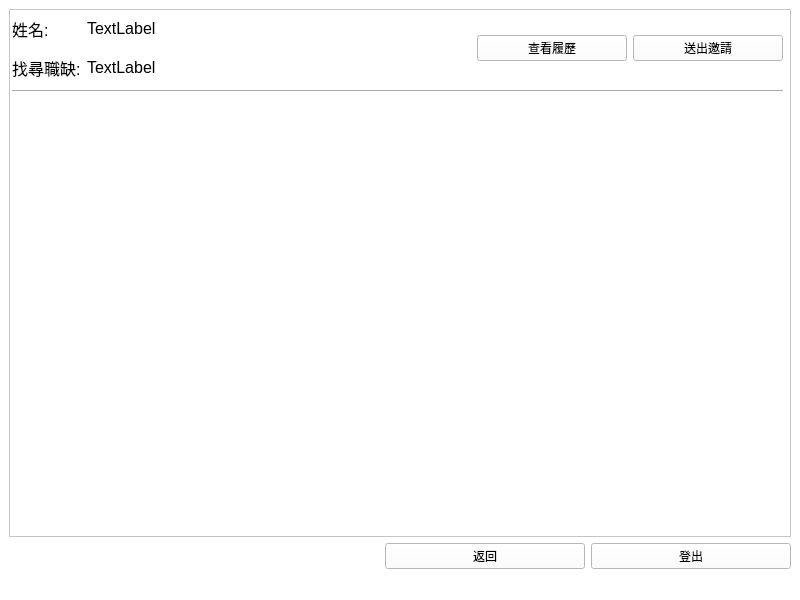
Qt form UI/company_search_interface .ui (smilesmilehero/Advanced_Python_final_project_resume_system) before a commit.
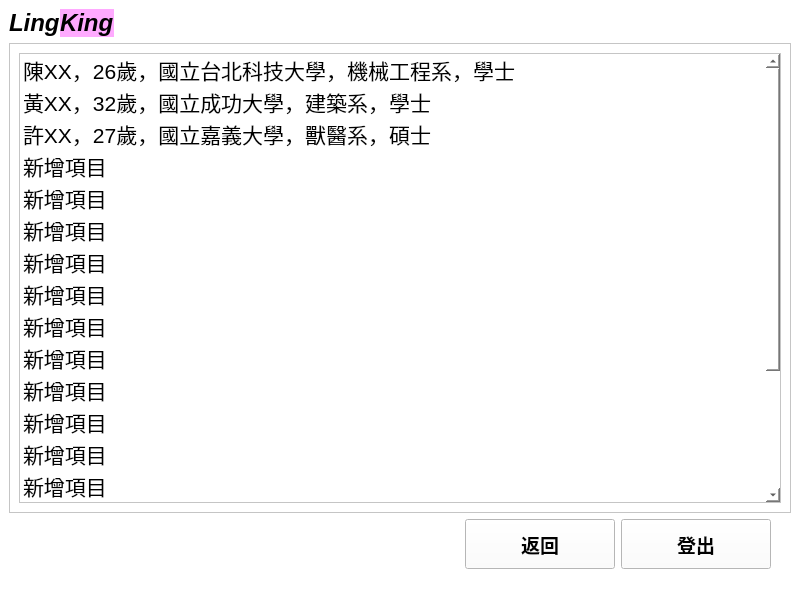
The same form after that commit.

Diff of the .ui file:
```diff
--- a/UI/company_search_interface .ui
+++ b/UI/company_search_interface .ui
@@ -17,8 +17,88 @@
    <string notr="true">background-color: rgb(255, 255, 255);</string>
   </property>
   <widget class="QWidget" name="centralwidget">
+   <layout class="QGridLayout" name="gridLayout_3">
+    <item row="0" column="0">
    <layout class="QGridLayout" name="gridLayout_2">
     <item row="0" column="0">
+       <layout class="QHBoxLayout" name="horizontalLayout_2">
+        <property name="spacing">
+         <number>0</number>
+        </property>
+        <item>
+         <widget class="QLabel" name="label">
+          <property name="enabled">
+           <bool>true</bool>
+          </property>
+          <property name="sizePolicy">
+           <sizepolicy hsizetype="Fixed" vsizetype="Fixed">
+            <horstretch>1</horstretch>
+            <verstretch>0</verstretch>
+           </sizepolicy>
+          </property>
+          <property name="font">
+           <font>
+            <pointsize>18</pointsize>
+            <weight>75</weight>
+            <italic>true</italic>
+            <bold>true</bold>
+            <strikeout>false</strikeout>
+           </font>
+          </property>
+          <property name="text">
+           <string>Ling</string>
+          </property>
+          <property name="textFormat">
+           <enum>Qt::PlainText</enum>
+          </property>
+          <property name="wordWrap">
+           <bool>false</bool>
+          </property>
+         </widget>
+        </item>
+        <item>
+         <widget class="QLabel" name="label_5">
+          <property name="sizePolicy">
+           <sizepolicy hsizetype="Fixed" vsizetype="Fixed">
+            <horstretch>2</horstretch>
+            <verstretch>0</verstretch>
+           </sizepolicy>
+          </property>
+          <property name="font">
+           <font>
+            <pointsize>18</pointsize>
+            <weight>75</weight>
+            <italic>true</italic>
+            <bold>true</bold>
+           </font>
+          </property>
+          <property name="styleSheet">
+           <string notr="true">background-color: rgb(255, 170, 255)</string>
+          </property>
+          <property name="text">
+           <string>King</string>
+          </property>
+         </widget>
+        </item>
+        <item>
+         <spacer name="horizontalSpacer_2">
+          <property name="orientation">
+           <enum>Qt::Horizontal</enum>
+          </property>
+          <property name="sizeType">
+           <enum>QSizePolicy::Expanding</enum>
+          </property>
+          <property name="sizeHint" stdset="0">
+           <size>
+            <width>40</width>
+            <height>20</height>
+           </size>
+          </property>
+         </spacer>
+        </item>
+       </layout>
+      </item>
+      <item row="1" column="0">
      <widget class="QScrollArea" name="scrollArea">
       <property name="widgetResizable">
        <bool>true</bool>
@@ -28,137 +108,119 @@
         <rect>
          <x>0</x>
          <y>0</y>
-         <width>780</width>
-         <height>529</height>
-        </rect>
-       </property>
-       <property name="sizePolicy">
-        <sizepolicy hsizetype="Expanding" vsizetype="Expanding">
-         <horstretch>1</horstretch>
-         <verstretch>0</verstretch>
-        </sizepolicy>
-       </property>
-       <widget class="QWidget" name="layoutWidget">
-        <property name="geometry">
-         <rect>
-          <x>2</x>
-          <y>2</y>
-          <width>771</width>
-          <height>81</height>
-         </rect>
-        </property>
+           <width>778</width>
+           <height>466</height>
+          </rect>
+         </property>
+         <layout class="QGridLayout" name="gridLayout_4">
+          <item row="0" column="0">
+           <widget class="QListWidget" name="listWidget">
+            <property name="font">
+             <font>
+              <pointsize>16</pointsize>
+             </font>
+            </property>
+            <item>
+             <property name="text">
+              <string>陳XX，26歲，國立台北科技大學，機械工程系，學士</string>
+             </property>
+            </item>
+            <item>
+             <property name="text">
+              <string>黃XX，32歲，國立成功大學，建築系，學士</string>
+             </property>
+            </item>
+            <item>
+             <property name="text">
+              <string>許XX，27歲，國立嘉義大學，獸醫系，碩士</string>
+             </property>
+            </item>
+            <item>
+             <property name="text">
+              <string>新增項目</string>
+             </property>
+            </item>
+            <item>
+             <property name="text">
+              <string>新增項目</string>
+             </property>
+            </item>
+            <item>
+             <property name="text">
+              <string>新增項目</string>
+             </property>
+            </item>
+            <item>
+             <property name="text">
+              <string>新增項目</string>
+             </property>
+            </item>
+            <item>
+             <property name="text">
+              <string>新增項目</string>
+             </property>
+            </item>
+            <item>
+             <property name="text">
+              <string>新增項目</string>
+             </property>
+            </item>
+            <item>
+             <property name="text">
+              <string>新增項目</string>
+             </property>
+            </item>
+            <item>
+             <property name="text">
+              <string>新增項目</string>
+             </property>
+            </item>
+            <item>
+             <property name="text">
+              <string>新增項目</string>
+             </property>
+            </item>
+            <item>
+             <property name="text">
+              <string>新增項目</string>
+             </property>
+            </item>
+            <item>
+             <property name="text">
+              <string>新增項目</string>
+             </property>
+            </item>
+            <item>
+             <property name="text">
+              <string>新增項目</string>
+             </property>
+            </item>
+            <item>
+             <property name="text">
+              <string>新增項目</string>
+             </property>
+            </item>
+            <item>
+             <property name="text">
+              <string>新增項目</string>
+             </property>
+            </item>
+            <item>
+             <property name="text">
+              <string>新增項目</string>
+             </property>
+            </item>
+           </widget>
+          </item>
+         </layout>
+        </widget>
+       </widget>
+      </item>
+     </layout>
+    </item>
+    <item row="1" column="0">
         <layout class="QGridLayout" name="gridLayout">
          <item row="0" column="0">
-          <widget class="QLabel" name="label">
-           <property name="sizePolicy">
-            <sizepolicy hsizetype="Fixed" vsizetype="Preferred">
-             <horstretch>0</horstretch>
-             <verstretch>0</verstretch>
-            </sizepolicy>
-           </property>
-           <property name="font">
-            <font>
-             <pointsize>12</pointsize>
-            </font>
-           </property>
-           <property name="text">
-            <string>姓名:</string>
-           </property>
-          </widget>
-         </item>
-         <item row="0" column="1">
-          <widget class="QLabel" name="show_user_name">
-           <property name="font">
-            <font>
-             <pointsize>12</pointsize>
-            </font>
-           </property>
-           <property name="text">
-            <string>TextLabel</string>
-           </property>
-          </widget>
-         </item>
-         <item row="1" column="0">
-          <widget class="QLabel" name="label_3">
-           <property name="sizePolicy">
-            <sizepolicy hsizetype="Fixed" vsizetype="Preferred">
-             <horstretch>0</horstretch>
-             <verstretch>0</verstretch>
-            </sizepolicy>
-           </property>
-           <property name="font">
-            <font>
-             <pointsize>12</pointsize>
-            </font>
-           </property>
-           <property name="text">
-            <string>找尋職缺:</string>
-           </property>
-          </widget>
-         </item>
-         <item row="1" column="1">
-          <widget class="QLabel" name="show_user_wanted">
-           <property name="font">
-            <font>
-             <pointsize>12</pointsize>
-            </font>
-           </property>
-           <property name="text">
-            <string>TextLabel</string>
-           </property>
-          </widget>
-         </item>
-         <item row="2" column="0" colspan="4">
-          <widget class="Line" name="line">
-           <property name="orientation">
-            <enum>Qt::Horizontal</enum>
-           </property>
-          </widget>
-         </item>
-         <item row="0" column="2" rowspan="2">
-          <widget class="QPushButton" name="look_resume_BTN">
-           <property name="sizePolicy">
-            <sizepolicy hsizetype="Maximum" vsizetype="Maximum">
-             <horstretch>0</horstretch>
-             <verstretch>0</verstretch>
-            </sizepolicy>
-           </property>
-           <property name="maximumSize">
-            <size>
-             <width>150</width>
-             <height>16777215</height>
-            </size>
-           </property>
-           <property name="text">
-            <string>查看履歷</string>
-           </property>
-          </widget>
-         </item>
-         <item row="0" column="3" rowspan="2">
-          <widget class="QPushButton" name="send_request_BTN">
-           <property name="sizePolicy">
-            <sizepolicy hsizetype="Maximum" vsizetype="Maximum">
-             <horstretch>0</horstretch>
-             <verstretch>0</verstretch>
-            </sizepolicy>
-           </property>
-           <property name="maximumSize">
-            <size>
-             <width>150</width>
-             <height>16777215</height>
-            </size>
-           </property>
-           <property name="text">
-            <string>送出邀請</string>
-           </property>
-          </widget>
-         </item>
-        </layout>
-       </widget>
-      </widget>
-     </widget>
-    </item>
-    <item row="1" column="0">
      <layout class="QHBoxLayout" name="horizontalLayout">
       <item>
        <spacer name="horizontalSpacer">
@@ -183,10 +245,17 @@
         </property>
         <property name="maximumSize">
          <size>
-          <width>200</width>
-          <height>30</height>
-         </size>
-        </property>
+            <width>150</width>
+            <height>50</height>
+           </size>
+          </property>
+          <property name="font">
+           <font>
+            <pointsize>14</pointsize>
+            <weight>75</weight>
+            <bold>true</bold>
+           </font>
+          </property>
         <property name="text">
          <string>返回</string>
         </property>
@@ -202,14 +271,39 @@
         </property>
         <property name="maximumSize">
          <size>
-          <width>200</width>
-          <height>30</height>
-         </size>
-        </property>
+            <width>150</width>
+            <height>50</height>
+           </size>
+          </property>
+          <property name="font">
+           <font>
+            <pointsize>14</pointsize>
+            <weight>75</weight>
+            <bold>true</bold>
+           </font>
+          </property>
         <property name="text">
          <string>登出</string>
         </property>
        </widget>
+        </item>
+        <item>
+         <spacer name="verticalSpacer">
+          <property name="orientation">
+           <enum>Qt::Vertical</enum>
+          </property>
+          <property name="sizeType">
+           <enum>QSizePolicy::Maximum</enum>
+          </property>
+          <property name="sizeHint" stdset="0">
+           <size>
+            <width>20</width>
+            <height>50</height>
+           </size>
+          </property>
+         </spacer>
+        </item>
+       </layout>
       </item>
      </layout>
     </item>
```
Lines whose indentation alone changed are shown as unchanged.
